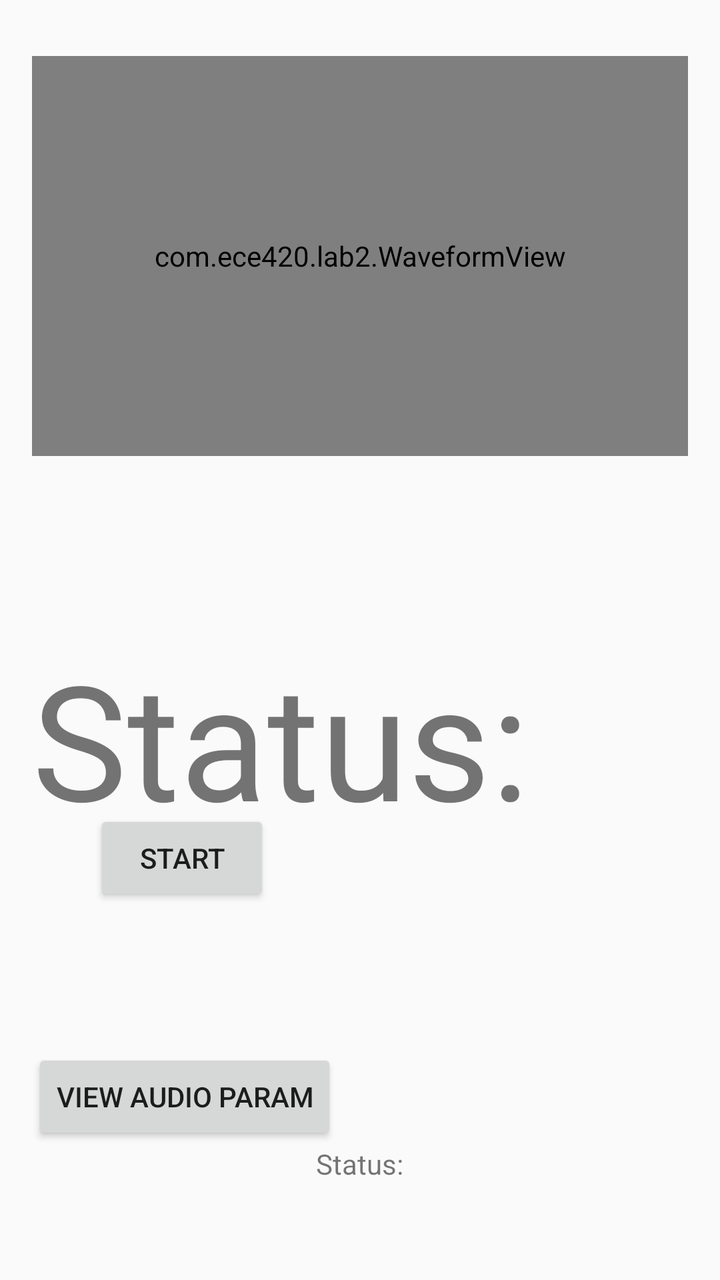
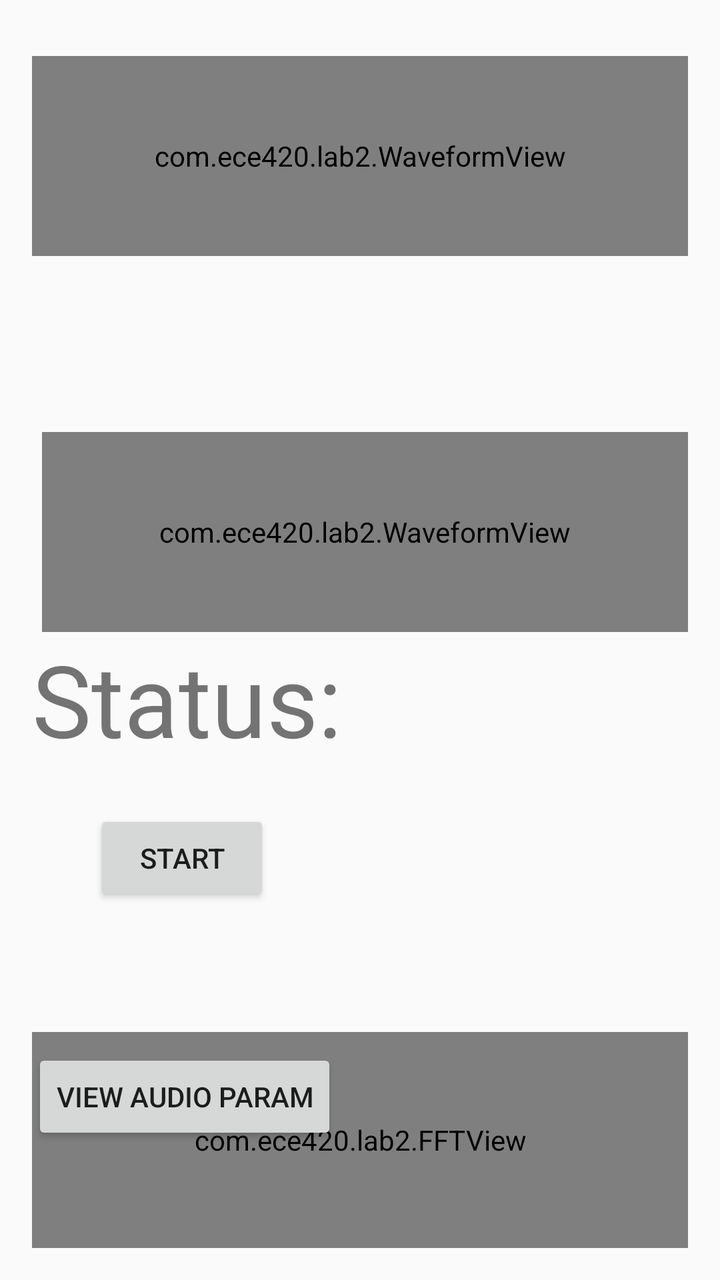

Screens rendered from an Android XML layout before and after an edit, with the pre-edit source and the edit as a unified diff.
<!-- AndroidManifest.xml: application theme AppTheme -->
<!-- res/layout/activity_main.xml -->
<RelativeLayout xmlns:android="http://schemas.android.com/apk/res/android"
    xmlns:tools="http://schemas.android.com/tools"
    android:layout_width="match_parent"
    android:layout_height="match_parent"
    android:paddingLeft="@dimen/activity_horizontal_margin"
    android:paddingRight="@dimen/activity_horizontal_margin"
    android:paddingTop="@dimen/activity_vertical_margin"
    android:paddingBottom="@dimen/activity_vertical_margin"
    tools:context="com.ece420.lab2.MainActivity">

    <Button
        android:id="@+id/capture_control_button"
        android:layout_width="wrap_content"
        android:layout_height="wrap_content"
        android:layout_alignParentStart="true"
        android:layout_alignParentBottom="true"
        android:layout_marginStart="31dp"
        android:layout_marginBottom="171dp"
        android:onClick="onEchoClick"
        android:text="@string/StartEcho" />

    <Button
        android:layout_width="wrap_content"
        android:layout_height="wrap_content"
        android:text="@string/GetParam"
        android:id="@+id/get_parameter_button"
        android:layout_above="@+id/statusView"
        android:layout_alignParentStart="true"
        android:onClick="getLowLatencyParameters" />

    <TextView android:text="@string/init_status"
        android:layout_width="wrap_content"
        android:layout_height="wrap_content"
        android:lines="3"
        android:id="@+id/statusView"
        android:layout_centerHorizontal="true"
        android:layout_alignParentBottom="true"/>

    <TextView
        android:id="@+id/distanceView"
        android:layout_width="wrap_content"
        android:layout_height="wrap_content"
        android:text="@string/init_status"
        android:textSize="80sp"
        android:layout_marginTop="300dp"
        android:layout_gravity="center_horizontal"/>

    <com.ece420.lab2.WaveformView
        android:id="@+id/waveformView"
        android:layout_width="match_parent"
        android:layout_height="200dp"
        android:layout_marginTop="12dp"
        android:background="#222"/>

    <com.ece420.lab2.FFTView
        android:id="@+id/FFTView"
        android:layout_width="match_parent"
        android:layout_height="200dp"
        android:layout_marginTop="700dp"
        android:background="#222" />
</RelativeLayout>
<!-- resources referenced by this layout -->
<resources>
  <dimen name="activity_horizontal_margin">16dp</dimen>
  <dimen name="activity_vertical_margin">16dp</dimen>
  <string name="GetParam">View Audio Param</string>
  <string name="StartEcho">Start</string>
  <string name="init_status">Status:</string>
  <style name="AppTheme" parent="android:Theme.Holo.Light.DarkActionBar">
          
      </style>
</resources>

<!-- the commit's change to res/layout/activity_main.xml (unified diff, before → after) -->
@@ -41,21 +41,30 @@
         android:layout_width="wrap_content"
         android:layout_height="wrap_content"
         android:text="@string/init_status"
-        android:textSize="80sp"
+        android:textSize="50sp"
         android:layout_marginTop="300dp"
         android:layout_gravity="center_horizontal"/>
 
     <com.ece420.lab2.WaveformView
         android:id="@+id/waveformView"
         android:layout_width="match_parent"
-        android:layout_height="200dp"
+        android:layout_height="100dp"
         android:layout_marginTop="12dp"
         android:background="#222"/>
+
+    <com.ece420.lab2.WaveformView
+        android:id="@+id/waveformView2"
+        android:layout_width="match_parent"
+        android:layout_height="100dp"
+        android:layout_alignParentStart="true"
+        android:layout_marginStart="5dp"
+        android:layout_marginTop="200dp"
+        android:background="#222" />
 
     <com.ece420.lab2.FFTView
         android:id="@+id/FFTView"
         android:layout_width="match_parent"
-        android:layout_height="200dp"
-        android:layout_marginTop="700dp"
+        android:layout_height="300dp"
+        android:layout_marginTop="500dp"
         android:background="#222" />
 </RelativeLayout>
